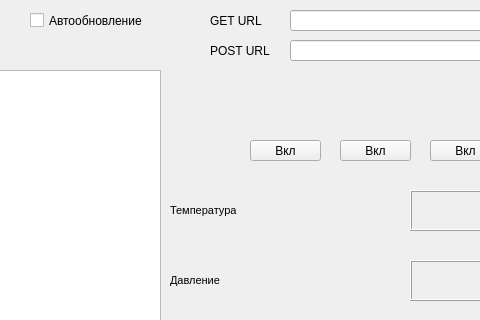
First picture: the form in PyQt_app.ui, repository Kefal360/cathedral-project, before the edit; both pictures show x 140 to 620 and y 0 to 320 of the 1185 by 622 pixel window.
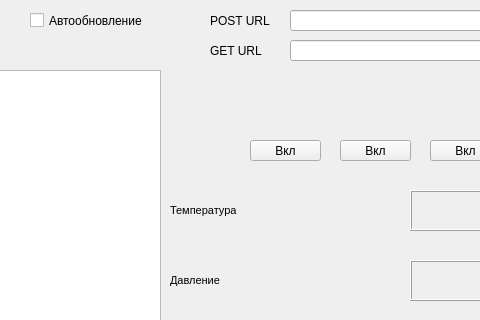
Second picture: the form after the edit. Icons and pictures are not drawn.

What changed in the file:
```diff
--- a/PyQt_app.ui
+++ b/PyQt_app.ui
@@ -49,7 +49,7 @@
      </rect>
     </property>
     <property name="text">
-     <string>GET URL</string>
+     <string>POST URL</string>
     </property>
    </widget>
    <widget class="QLineEdit" name="lineEdit_URL">
@@ -1048,7 +1048,7 @@
      </rect>
     </property>
     <property name="text">
-     <string>POST URL</string>
+     <string>GET URL</string>
     </property>
    </widget>
    <widget class="QLabel" name="label_secends">
```
Left out of the diff: 46 changed lines with no effect on the pictures.
